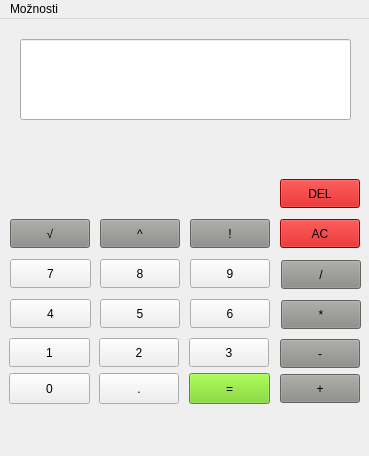
The window that src/IVS-kalkulacka/mainwindow.ui (Skalin/IVS2) describes before a commit, drawn with Qt 5.
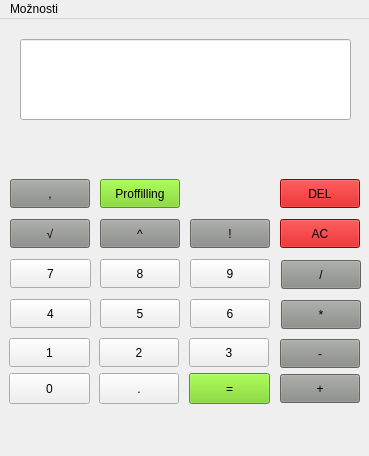
The same window after the commit.

Patch:
```diff
--- a/src/IVS-kalkulacka/mainwindow.ui
+++ b/src/IVS-kalkulacka/mainwindow.ui
@@ -394,6 +394,40 @@
      <string notr="true">font: 20pt &quot;Cantarell&quot;;</string>
     </property>
    </widget>
+   <widget class="QPushButton" name="commaButton">
+    <property name="geometry">
+     <rect>
+      <x>10</x>
+      <y>160</y>
+      <width>80</width>
+      <height>29</height>
+     </rect>
+    </property>
+    <property name="styleSheet">
+     <string notr="true">background-color: rgb(136, 138, 133);
+color: rgb(0, 0, 0);</string>
+    </property>
+    <property name="text">
+     <string>,</string>
+    </property>
+   </widget>
+   <widget class="QPushButton" name="profilling">
+    <property name="geometry">
+     <rect>
+      <x>100</x>
+      <y>160</y>
+      <width>80</width>
+      <height>29</height>
+     </rect>
+    </property>
+    <property name="styleSheet">
+     <string notr="true">color: rgb(0, 0, 0);
+background-color: rgb(115, 210, 22);</string>
+    </property>
+    <property name="text">
+     <string>Proffilling</string>
+    </property>
+   </widget>
   </widget>
   <widget class="QMenuBar" name="menuBar">
    <property name="geometry">
```
